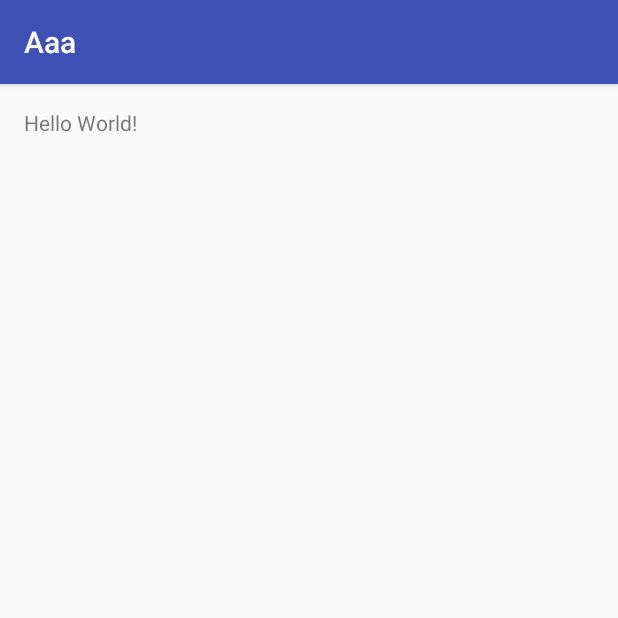
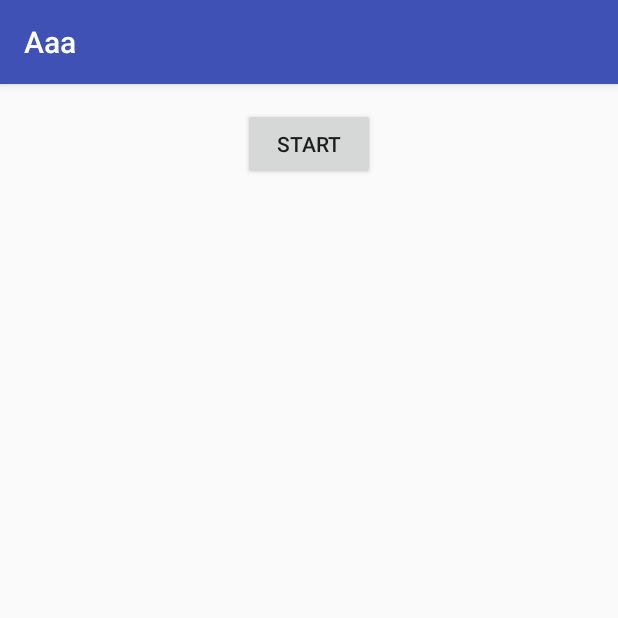
Before and after one commit to yrkv/App, an Android app: the screen it shows after launch (MainActivity), on a phone screen of 412 x 824 dp, the top half of it. Run offline under Robolectric (Android 15) with nearby library versions, the light colour scheme and no system bars.

Commit message:
Changed shit doesnt work

```diff
--- a/app/src/main/res/layout/activity_main.xml
+++ b/app/src/main/res/layout/activity_main.xml
@@ -10,9 +10,11 @@
     android:paddingTop="@dimen/activity_vertical_margin"
     tools:context="aaa.aaa.MainActivity">
 
-    <TextView
+    <Button
+        android:id="@+id/button"
         android:layout_width="wrap_content"
         android:layout_height="wrap_content"
-        android:text="Hello World!"
+        android:text="START"
+        android:layout_centerHorizontal="true"
         android:onClick="Aaa" />
 </RelativeLayout>
```
Also changed, not shown: app/src/main/java/aaa/aaa/MainActivity.java (+1 -22 lines).
